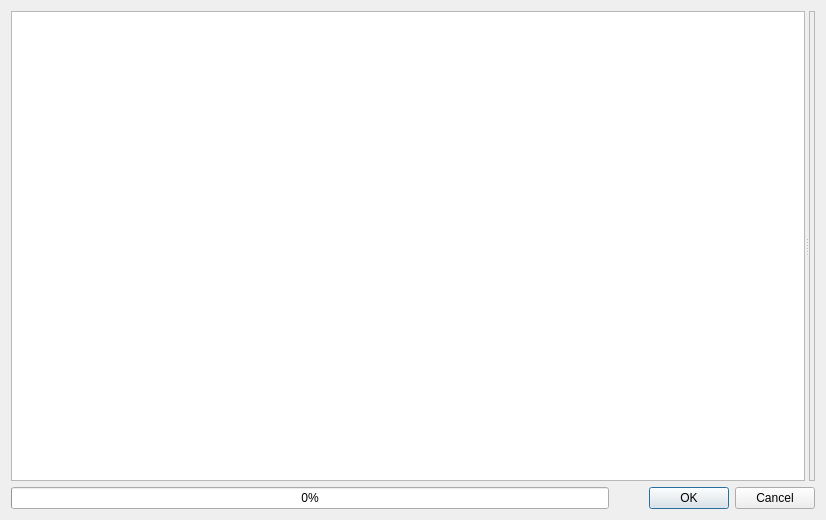
The window that python/plugins/processing/ui/DlgGetScriptsAndModels.ui (qgis/QGIS) describes before a commit, drawn with Qt 5.
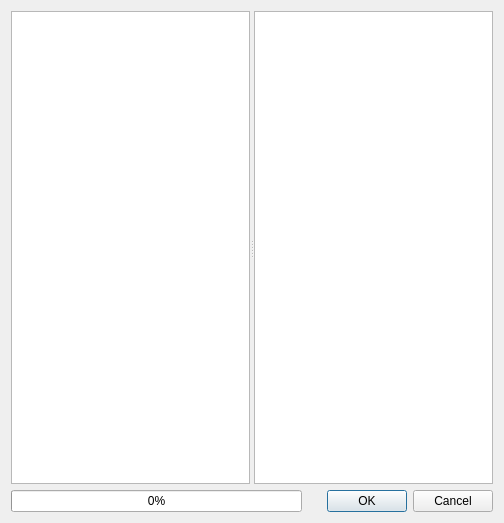
The same window after the commit. Custom widgets are drawn as their Qt base class.

Commit message: [processing] drop WebView dependency (follow up 38f6ace4c0)

What changed in the file:
```diff
--- a/python/plugins/processing/ui/DlgGetScriptsAndModels.ui
+++ b/python/plugins/processing/ui/DlgGetScriptsAndModels.ui
@@ -6,32 +6,20 @@
    <rect>
     <x>0</x>
     <y>0</y>
-    <width>826</width>
-    <height>520</height>
+    <width>504</width>
+    <height>523</height>
    </rect>
   </property>
   <property name="windowTitle">
    <string>Get scripts and models</string>
   </property>
-  <layout class="QVBoxLayout" name="verticalLayout">
-   <item>
+  <layout class="QGridLayout" name="gridLayout">
+   <item row="0" column="0" colspan="2">
     <widget class="QSplitter" name="splitter">
      <property name="orientation">
       <enum>Qt::Horizontal</enum>
      </property>
      <widget class="QTreeWidget" name="tree">
-      <property name="minimumSize">
-       <size>
-        <width>350</width>
-        <height>0</height>
-       </size>
-      </property>
-      <property name="maximumSize">
-       <size>
-        <width>100000</width>
-        <height>100000</height>
-       </size>
-      </property>
       <property name="selectionMode">
        <enum>QAbstractItemView::SingleSelection</enum>
       </property>
@@ -59,42 +47,10 @@
        </property>
       </column>
      </widget>
-     <widget class="QFrame" name="frame">
-      <property name="frameShape">
-       <enum>QFrame::StyledPanel</enum>
-      </property>
-      <property name="frameShadow">
-       <enum>QFrame::Sunken</enum>
-      </property>
-      <layout class="QHBoxLayout" name="horizontalLayout">
-       <property name="spacing">
-        <number>0</number>
-       </property>
-       <property name="margin">
-        <number>0</number>
-       </property>
-       <item>
-        <widget class="QgsWebView" name="webView">
-         <property name="maximumSize">
-          <size>
-           <width>10000</width>
-           <height>10000</height>
-          </size>
-         </property>
-         <property name="url">
-          <url>
-           <string>about:blank</string>
-          </url>
-         </property>
-        </widget>
-       </item>
-      </layout>
-     </widget>
-    </widget>
-   </item>
-   <item>
-    <layout class="QHBoxLayout" name="horizontalLayout_2">
-     <item>
+     <widget class="QTextEdit" name="txtHelp"/>
+    </widget>
+   </item>
+   <item row="1" column="0">
       <widget class="QProgressBar" name="progressBar">
        <property name="sizePolicy">
         <sizepolicy hsizetype="MinimumExpanding" vsizetype="Fixed">
@@ -116,7 +72,7 @@
        </property>
       </widget>
      </item>
-     <item>
+   <item row="1" column="1">
       <widget class="QDialogButtonBox" name="buttonBox">
        <property name="sizePolicy">
         <sizepolicy hsizetype="MinimumExpanding" vsizetype="Fixed">
@@ -139,16 +95,7 @@
       </widget>
      </item>
     </layout>
-   </item>
-  </layout>
  </widget>
- <customwidgets>
-  <customwidget>
-   <class>QgsWebView</class>
-   <extends>QWidget</extends>
-   <header>qgis.core</header>
-  </customwidget>
- </customwidgets>
  <resources/>
  <connections/>
 </ui>
```
Lines whose indentation alone changed are shown as unchanged. The commit also changes 22 other files.
